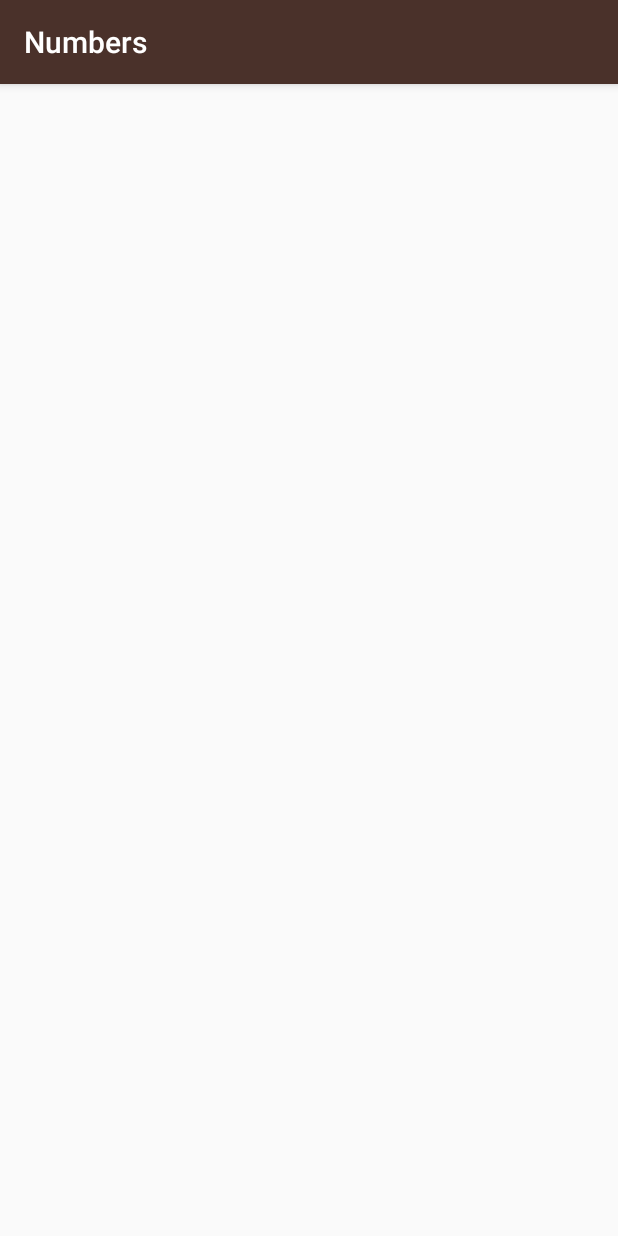
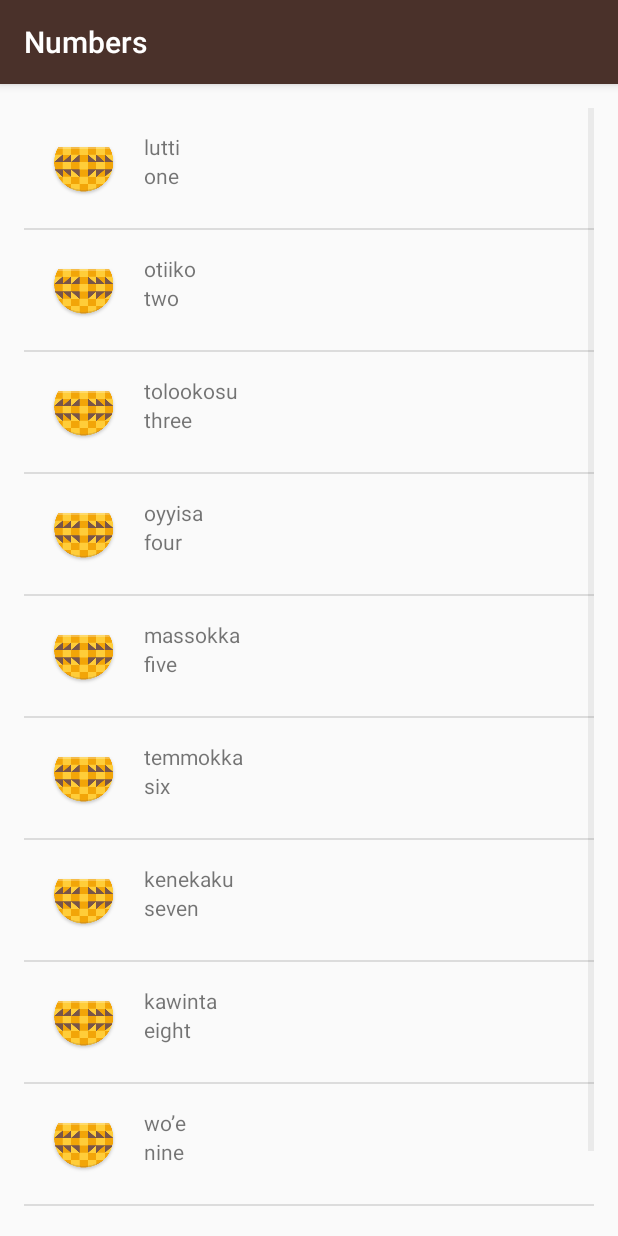
Before and after one commit to thedeadline/ud839_Miwok, an Android app: the NumbersActivity screen opened directly, with no data from a screen before it, on a phone screen of 412 x 824 dp. Run offline under Robolectric (Android 15) with nearby library versions, the phone set to English and light mode, and no system bars.

Commit message:
Replace placeholder words with appropriate ones. Updated layout to include nested layouts and image views.

```diff
--- a/app/src/main/java/com/example/android/miwok/NumbersActivity.java
+++ b/app/src/main/java/com/example/android/miwok/NumbersActivity.java
@@ -3,8 +3,7 @@ package com.example.android.miwok;
 
 import android.support.v7.app.AppCompatActivity;
 import android.os.Bundle;
-import android.widget.LinearLayout;
-import android.widget.TextView;
+import android.widget.ListView;
 
 import java.util.ArrayList;
 
@@ -13,28 +12,23 @@ public class NumbersActivity extends AppCompatActivity {
     @Override
     protected void onCreate(Bundle savedInstanceState) {
         super.onCreate(savedInstanceState);
-        setContentView(R.layout.activity_numbers);
+        setContentView(R.layout.word_list);
 
         // Create an array list of words
-        ArrayList<String>  words = new ArrayList<String>();
-        words.add("one");
-        words.add("two");
-        words.add("three");
-        words.add("four");
-        words.add("five");
-        words.add("six");
-        words.add("seven");
-        words.add("eight");
-        words.add("nine");
-        words.add("ten");
+        ArrayList<Word>  words = new ArrayList<Word>();
+        words.add(new Word("one", "lutti"));
+        words.add(new Word("two", "otiiko"));
+        words.add(new Word("three", "tolookosu"));
+        words.add(new Word("four", "oyyisa"));
+        words.add(new Word("five", "massokka"));
+        words.add(new Word("six", "temmokka"));
+        words.add(new Word("seven", "kenekaku"));
+        words.add(new Word("eight", "kawinta"));
+        words.add(new Word("nine", "wo’e"));
+        words.add(new Word("ten", "na’aacha"));
 
-        // Add views to root numbers view
-        LinearLayout rootView = (LinearLayout)findViewById(R.id.rootView);
-        for(int index = 0; index < words.size(); index ++){
-            TextView wordView = new TextView(this);
-            wordView.setText(words.get(index));
-            rootView.addView(wordView);
-        }
-
+        WordAdapter adapter = new WordAdapter(this, words);
+        ListView listView = (ListView) findViewById(R.id.list);
+        listView.setAdapter(adapter);
     }
 }
--- /dev/null
+++ b/app/src/main/java/com/example/android/miwok/Word.java
@@ -0,0 +1,34 @@
+package com.example.android.miwok;
+
+/**
+ * Created by Isabelle Giuong on 9/14/2016.
+ * Word represents a vocab word. It has a default and Miwok translation for the word.
+ */
+public class Word {
+    /**
+     * Default and Miwok translations of the word.
+     */
+    private String mDefaultTranslation;
+    private String mMiwokTranslation;
+
+    public Word(String defaultTranslation, String miwokTranslation) {
+        mDefaultTranslation = defaultTranslation;
+        mMiwokTranslation = miwokTranslation;
+    }
+
+    public String getDefaultTranslation() {
+        return mDefaultTranslation;
+    }
+
+    public void setDefaultTranslation(String defaultTranslation) {
+        mDefaultTranslation = defaultTranslation;
+    }
+
+    public String getMiwokTranslation() {
+        return mMiwokTranslation;
+    }
+
+    public void setMiwokTranslation(String miwokTranslation) {
+        mMiwokTranslation = miwokTranslation;
+    }
+}
--- /dev/null
+++ b/app/src/main/java/com/example/android/miwok/WordAdapter.java
@@ -0,0 +1,64 @@
+package com.example.android.miwok;
+
+import android.content.Context;
+import android.provider.UserDictionary;
+import android.view.LayoutInflater;
+import android.view.View;
+import android.view.ViewGroup;
+import android.widget.ArrayAdapter;
+import android.widget.ImageView;
+import android.widget.TextView;
+
+import java.util.ArrayList;
+
+/**
+ * Created by Isa on 9/14/2016.
+ */
+public class WordAdapter extends ArrayAdapter<Word> {
+
+    /**
+     * Instantiates a new Word adapter.
+     *
+     * @param context the context
+     * @param words   the words
+     */
+    public WordAdapter(Context context, ArrayList<Word> words) {
+
+        super(context, 0, words);
+    }
+
+    /**
+     * Returns a view for an AdapterView (ListView, GridView, etc.)
+     *
+     * @param position the AdapterView position that's requesting a view
+     * @param convertView the recycled view to populate
+     * @param parent the parent ViewGroup that's used for inflation
+     * @return The View for the position in the AdapterView
+     */
+    @Override
+    public View getView(int position, View convertView, ViewGroup parent) {
+        // Check if the existing view is being reused, otherwise inflate the view
+        View listItemView = convertView;
+        if(listItemView == null) {
+            listItemView = LayoutInflater.from(getContext()).inflate(
+                    R.layout.list_item, parent, false);
+        }
+        Word currentWord = getItem(position);
+
+        // Find the TextView in the list_item.xml layout with the ID for the miwokTextView
+        TextView miwokTextView = (TextView) listItemView.findViewById(R.id.miwokTextView);
+        // Get the word from the current Word object and
+        // set this text on the miwok TextView
+        miwokTextView.setText(currentWord.getMiwokTranslation());
+
+        // Find the TextView in the list_item.xml layout with the ID defaultTextView
+        TextView defaultTextView = (TextView) listItemView.findViewById(R.id.defaultTextView);
+        // Get the default translation from the current Word object and
+        // set this text on the default TextView
+        defaultTextView.setText(currentWord.getDefaultTranslation());
+
+        // Return the whole list item layout (containing 2 TextViews)
+        // so that it can be shown in the ListView
+        return listItemView;
+    }
+}
--- a/app/src/main/res/layout/activity_numbers.xml
+++ /dev/null
@@ -1,12 +0,0 @@
-<?xml version="1.0" encoding="utf-8"?>
-<RelativeLayout xmlns:android="http://schemas.android.com/apk/res/android"
-    xmlns:tools="http://schemas.android.com/tools"
-    android:layout_width="match_parent"
-    android:layout_height="match_parent"
-    android:paddingBottom="@dimen/activity_vertical_margin"
-    android:paddingLeft="@dimen/activity_horizontal_margin"
-    android:paddingRight="@dimen/activity_horizontal_margin"
-    android:paddingTop="@dimen/activity_vertical_margin"
-    tools:context="com.example.android.miwok.NumbersActivity">
-
-</RelativeLayout>
--- /dev/null
+++ b/app/src/main/res/layout/list_item.xml
@@ -0,0 +1,31 @@
+<?xml version="1.0" encoding="utf-8"?>
+<LinearLayout xmlns:android="http://schemas.android.com/apk/res/android"
+    xmlns:tools="http://schemas.android.com/tools"
+    android:orientation="horizontal"
+    android:layout_width="match_parent"
+    android:padding="16dp"
+    android:layout_height="match_parent">
+    <ImageView
+        android:layout_width="wrap_content"
+        android:layout_height="wrap_content"
+        android:src="@mipmap/ic_launcher"
+        android:id="@+id/imageView" />
+    <LinearLayout
+        android:layout_height="match_parent"
+        android:layout_width="match_parent"
+        android:orientation="vertical"
+        android:paddingLeft="16dp">
+
+    <TextView
+        android:layout_width="match_parent"
+        android:layout_height="wrap_content"
+        tools:text="Miwok"
+        android:id="@+id/miwokTextView" />
+
+    <TextView
+        android:layout_width="match_parent"
+        android:layout_height="wrap_content"
+        tools:text="default"
+        android:id="@+id/defaultTextView" />
+    </LinearLayout>
+</LinearLayout>
--- a/app/src/main/res/layout/activity_colors.xml
+++ b/app/src/main/res/layout/word_list.xml
@@ -1,12 +1,12 @@
 <?xml version="1.0" encoding="utf-8"?>
-<RelativeLayout xmlns:android="http://schemas.android.com/apk/res/android"
-    xmlns:tools="http://schemas.android.com/tools"
+<ListView xmlns:android="http://schemas.android.com/apk/res/android"
     android:layout_width="match_parent"
     android:layout_height="match_parent"
     android:paddingBottom="@dimen/activity_vertical_margin"
     android:paddingLeft="@dimen/activity_horizontal_margin"
     android:paddingRight="@dimen/activity_horizontal_margin"
     android:paddingTop="@dimen/activity_vertical_margin"
-    tools:context="com.example.android.miwok.ColorsActivity">
+    android:orientation="vertical"
+    android:id="@+id/list">
 
-</RelativeLayout>
+</ListView>
```
Also changed, not shown: app/src/main/java/com/example/android/miwok/ColorsActivity.java (+8 -10 lines), app/src/main/java/com/example/android/miwok/FamilyActivity.java (+21 -1 lines), app/src/main/java/com/example/android/miwok/PhrasesActivity.java (+21 -1 lines), app/src/main/res/layout/activity_family.xml (deleted, +0 -12 lines), app/src/main/res/layout/activity_phrases.xml (deleted, +0 -12 lines).
